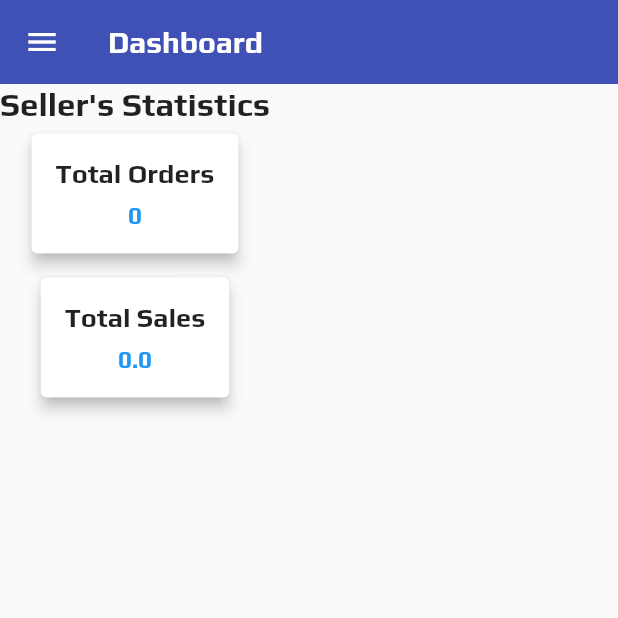
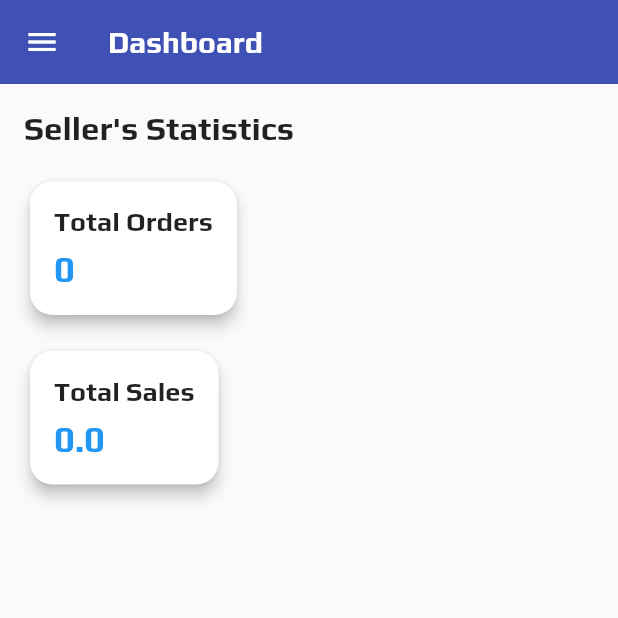
Before and after one commit to RanaKirtan-bit/CNC, a Flutter app: the SellerHome screen opened directly, on a phone screen of 412 x 824 dp, the top half of it. Run offline on Flutter 3.47's test engine with Material 2 defaults, Android fonts, the phone set to English and light mode, and no system bars; our stand-ins replace cached_network_image, cloud_firestore, csc_picker, dots_indicator, email_validator, firebase_auth and 8 more; missing offline and left inert: dart:ffi, flutterfire_ui, mailer, razorpay_flutter; accounts and stored records are empty; project files that could hold a hidden picture were left out.

```diff
--- a/lib/views/seller/seller_screens/vendor_home.dart
+++ b/lib/views/seller/seller_screens/vendor_home.dart
@@ -18,7 +18,6 @@ class _SellerHomeState extends State<SellerHome> {
   late FirebaseMessaging _firebaseMessaging;
   String selerId = FirebaseAuth.instance.currentUser!.uid;
 
-
   @override
   void initState() {
     super.initState();
@@ -38,8 +37,7 @@ class _SellerHomeState extends State<SellerHome> {
   Widget build(BuildContext context) {
     return Consumer<ProductProvider>(
       builder: (context, productProvider, child) {
-        String sellerId = selerId ; // Set the actual sellerId here
-
+        String sellerId = selerId; // Set the actual sellerId here
 
         return Scaffold(
           appBar: AppBar(
@@ -47,22 +45,27 @@ class _SellerHomeState extends State<SellerHome> {
             title: Text('Dashboard'),
           ),
           drawer: CustomDrawer(),
-          body: Column(
-            mainAxisAlignment: MainAxisAlignment.start,
+          body: Padding(
+            padding: const EdgeInsets.all(16.0),
+            child: Column(
+              crossAxisAlignment: CrossAxisAlignment.start,
               children: [
                 Text(
                   "Seller's Statistics",
-                style: TextStyle(fontSize: 22),
+                  style: TextStyle(fontSize: 22, fontWeight: FontWeight.bold),
                 ),
+                SizedBox(height: 20),
                 _buildStatCard(
                   title: 'Total Orders',
                   future: FirebaseService().getTotalOrders(sellerId),
                 ),
+                SizedBox(height: 16),
                 _buildStatCard(
                   title: 'Total Sales',
                   future: FirebaseService().getTotalSalesAmount(sellerId),
                 ),
               ],
+            ),
           ),
         );
       },
@@ -72,10 +75,13 @@ class _SellerHomeState extends State<SellerHome> {
   Widget _buildStatCard({required String title, required Future<dynamic> future}) {
     return Card(
       elevation: 4,
-      margin: EdgeInsets.symmetric(horizontal: 16, vertical: 8),
+      shape: RoundedRectangleBorder(
+        borderRadius: BorderRadius.circular(15.0),
+      ),
       child: Padding(
         padding: const EdgeInsets.all(16),
         child: Column(
+          crossAxisAlignment: CrossAxisAlignment.start,
           children: [
             Text(
               title,
@@ -93,7 +99,7 @@ class _SellerHomeState extends State<SellerHome> {
                   String statValue = snapshot.data.toString();
                   return Text(
                     statValue,
-                    style: TextStyle(fontSize: 16, fontWeight: FontWeight.bold, color: Colors.blue),
+                    style: TextStyle(fontSize: 24, fontWeight: FontWeight.bold, color: Colors.blue),
                   );
                 }
               },
```
Also changed, not shown: lib/views/seller/seller_screens/seller_product_page.dart (+13 -19 lines). Lines whose indentation alone changed are shown as unchanged.
